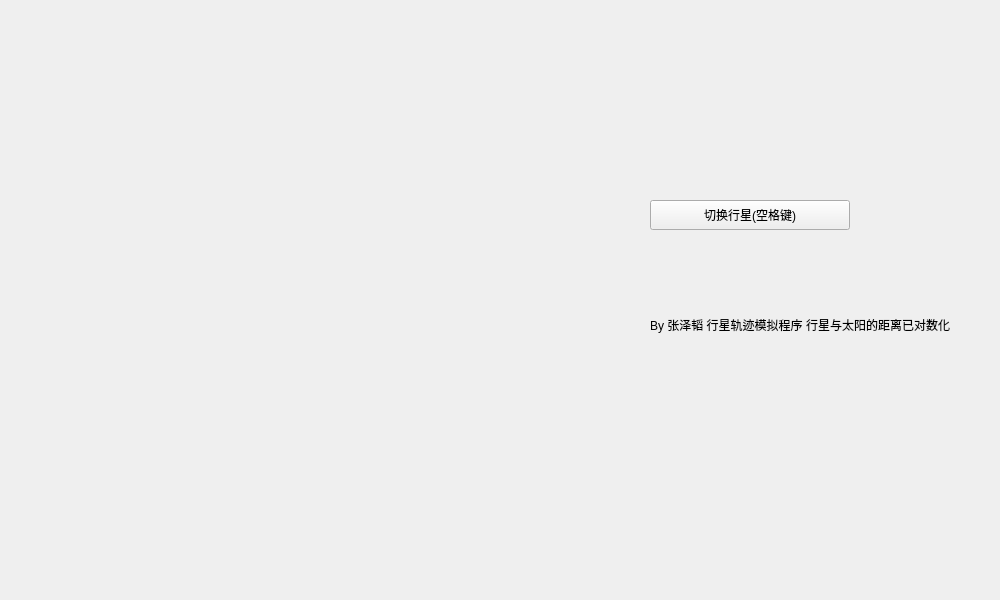
Above: widget.ui from zzttzzmyswy/zyzh1_PlanetaryTrajectorySimulation before the change. Below: the same form after it.
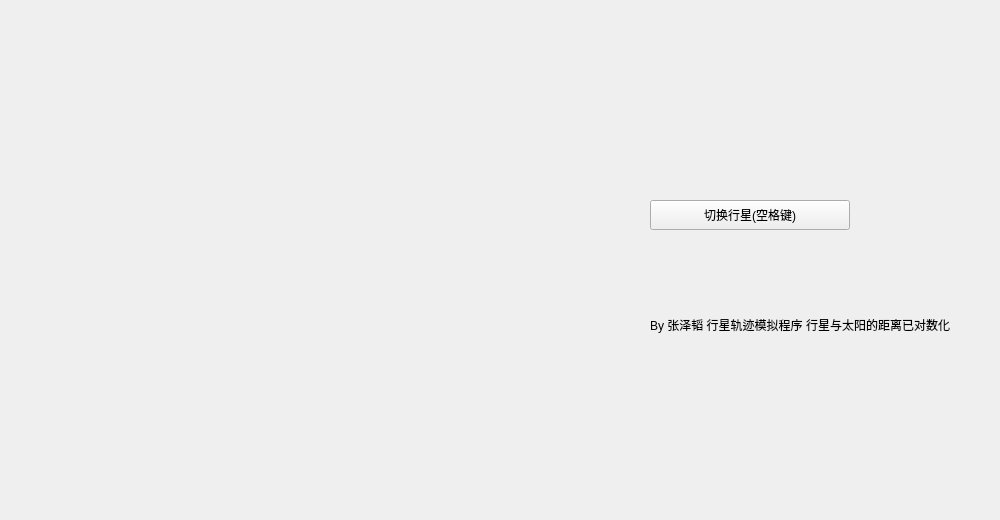
That is the form after the change.

Commit message: 修改窗口大小

Patch:
```diff
--- a/widget.ui
+++ b/widget.ui
@@ -7,7 +7,7 @@
     <x>0</x>
     <y>0</y>
     <width>1000</width>
-    <height>600</height>
+    <height>520</height>
    </rect>
   </property>
   <property name="sizePolicy">
@@ -19,13 +19,13 @@
   <property name="minimumSize">
    <size>
     <width>1000</width>
-    <height>600</height>
+    <height>520</height>
    </size>
   </property>
   <property name="maximumSize">
    <size>
     <width>1000</width>
-    <height>600</height>
+    <height>520</height>
    </size>
   </property>
   <property name="windowTitle">
```
The commit also changes 1 other file.
